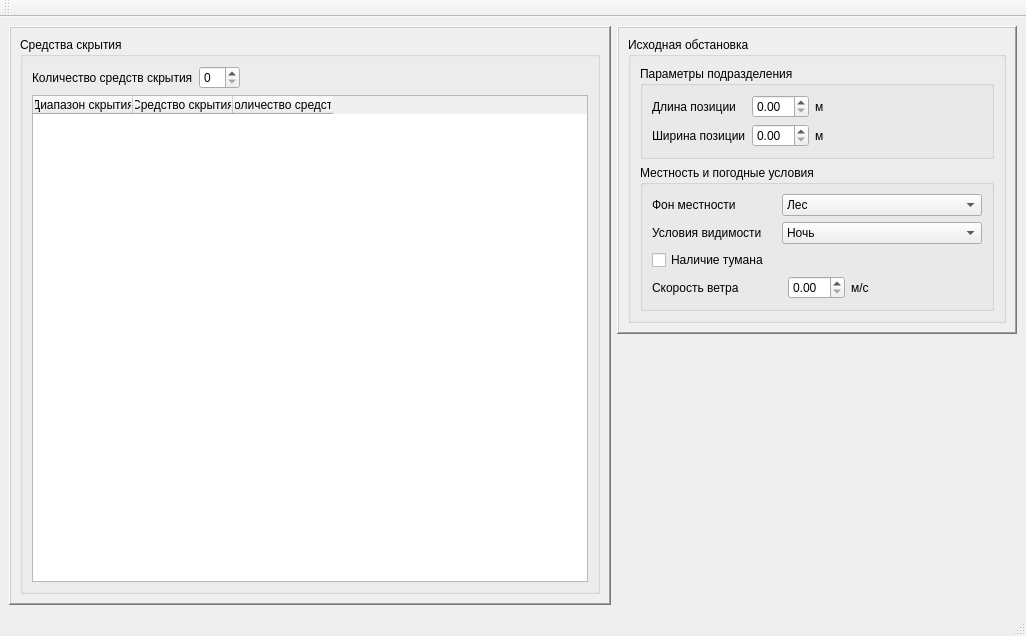
Devil666face/Camouflage, file mainwindow.ui: the form before one commit.
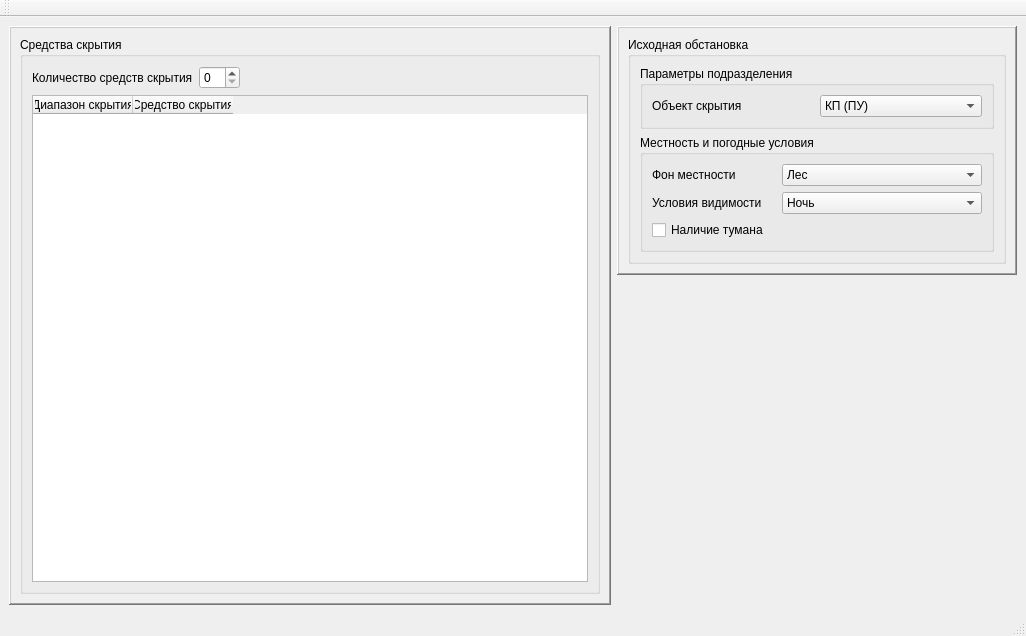
The form after the commit.

```diff
--- a/mainwindow.ui
+++ b/mainwindow.ui
@@ -14,7 +14,7 @@
    <string>Расчет средств скрытия для ЗРДН</string>
   </property>
   <widget class="QWidget" name="centralwidget">
-   <layout class="QHBoxLayout" name="horizontalLayout_5">
+   <layout class="QHBoxLayout" name="horizontalLayout_3">
     <item>
      <widget class="QFrame" name="frame_weapons">
       <property name="frameShape">
@@ -69,11 +69,6 @@
               <string>Средство скрытия</string>
              </property>
             </column>
-            <column>
-             <property name="text">
-              <string>Количество средств</string>
-             </property>
-            </column>
            </widget>
           </item>
          </layout>
@@ -117,69 +112,50 @@
                <string>Параметры подразделения</string>
               </property>
               <property name="flat">
-               <bool>true</bool>
+               <bool>false</bool>
               </property>
-              <layout class="QGridLayout" name="gridLayout">
-               <item row="0" column="0">
+              <layout class="QHBoxLayout" name="horizontalLayout">
+               <item>
                 <widget class="QLabel" name="label_5">
                  <property name="text">
-                  <string>Длина позиции</string>
+                  <string>Объект скрытия</string>
                  </property>
                 </widget>
                </item>
-               <item row="0" column="1">
-                <widget class="QDoubleSpinBox" name="doubleSpinBox"/>
-               </item>
-               <item row="0" column="2" colspan="2">
-                <widget class="QLabel" name="label_7">
-                 <property name="text">
-                  <string>м</string>
-                 </property>
+               <item>
+                <widget class="QComboBox" name="comboBox_obj">
+                 <item>
+                  <property name="text">
+                   <string>КП (ПУ)</string>
+                  </property>
+                 </item>
+                 <item>
+                  <property name="text">
+                   <string>ЗРАДН</string>
+                  </property>
+                 </item>
+                 <item>
+                  <property name="text">
+                   <string>ЗРДН</string>
+                  </property>
+                 </item>
+                 <item>
+                  <property name="text">
+                   <string>ЗРК-С300 (400)</string>
+                  </property>
+                 </item>
+                 <item>
+                  <property name="text">
+                   <string>ЗРПК</string>
+                  </property>
+                 </item>
+                 <item>
+                  <property name="text">
+                   <string>а/м с кунгом</string>
+                  </property>
+                 </item>
                 </widget>
                </item>
-               <item row="0" column="4">
-                <spacer name="horizontalSpacer_2">
-                 <property name="orientation">
-                  <enum>Qt::Horizontal</enum>
-                 </property>
-                 <property name="sizeHint" stdset="0">
-                  <size>
-                   <width>146</width>
-                   <height>20</height>
-                  </size>
-                 </property>
-                </spacer>
-               </item>
-               <item row="1" column="0">
-                <widget class="QLabel" name="label_6">
-                 <property name="text">
-                  <string>Ширина позиции</string>
-                 </property>
-                </widget>
-               </item>
-               <item row="1" column="1">
-                <widget class="QDoubleSpinBox" name="doubleSpinBox_2"/>
-               </item>
-               <item row="1" column="2">
-                <widget class="QLabel" name="label_8">
-                 <property name="text">
-                  <string>м</string>
-                 </property>
-                </widget>
-               </item>
-               <item row="1" column="3" colspan="2">
-                <spacer name="horizontalSpacer_3">
-                 <property name="orientation">
-                  <enum>Qt::Horizontal</enum>
-                 </property>
-                 <property name="sizeHint" stdset="0">
-                  <size>
-                   <width>152</width>
-                   <height>20</height>
-                  </size>
-                 </property>
-                </spacer>
-               </item>
               </layout>
              </widget>
             </item>
@@ -189,33 +165,61 @@
                <string>Местность и погодные условия</string>
               </property>
               <property name="flat">
-               <bool>true</bool>
+               <bool>false</bool>
               </property>
               <property name="checkable">
                <bool>false</bool>
               </property>
               <layout class="QGridLayout" name="gridLayout_2">
-               <item row="0" column="0">
-                <widget class="QLabel" name="label_4">
-                 <property name="text">
-                  <string>Фон местности</string>
-                 </property>
-                </widget>
-               </item>
-               <item row="0" column="1">
-                <spacer name="horizontalSpacer_6">
+               <item row="2" column="1" colspan="3">
+                <spacer name="horizontalSpacer_4">
                  <property name="orientation">
                   <enum>Qt::Horizontal</enum>
                  </property>
                  <property name="sizeHint" stdset="0">
                   <size>
-                   <width>87</width>
+                   <width>471</width>
                    <height>20</height>
                   </size>
                  </property>
                 </spacer>
                </item>
-               <item row="0" column="2" colspan="3">
+               <item row="1" column="2" colspan="2">
+                <widget class="QComboBox" name="comboBox_visual">
+                 <property name="maximumSize">
+                  <size>
+                   <width>200</width>
+                   <height>16777215</height>
+                  </size>
+                 </property>
+                 <item>
+                  <property name="text">
+                   <string>Ночь</string>
+                  </property>
+                 </item>
+                 <item>
+                  <property name="text">
+                   <string>Сумерки</string>
+                  </property>
+                 </item>
+                 <item>
+                  <property name="text">
+                   <string>Пасмурный день</string>
+                  </property>
+                 </item>
+                 <item>
+                  <property name="text">
+                   <string>Солнечный день</string>
+                  </property>
+                 </item>
+                 <item>
+                  <property name="text">
+                   <string>Солнечный день c идеальными усл.</string>
+                  </property>
+                 </item>
+                </widget>
+               </item>
+               <item row="0" column="2" colspan="2">
                 <widget class="QComboBox" name="comboBox_local">
                  <property name="maximumSize">
                   <size>
@@ -262,6 +266,26 @@
                  </property>
                 </widget>
                </item>
+               <item row="0" column="0">
+                <widget class="QLabel" name="label_4">
+                 <property name="text">
+                  <string>Фон местности</string>
+                 </property>
+                </widget>
+               </item>
+               <item row="0" column="1">
+                <spacer name="horizontalSpacer_6">
+                 <property name="orientation">
+                  <enum>Qt::Horizontal</enum>
+                 </property>
+                 <property name="sizeHint" stdset="0">
+                  <size>
+                   <width>87</width>
+                   <height>20</height>
+                  </size>
+                 </property>
+                </spacer>
+               </item>
                <item row="1" column="1">
                 <spacer name="horizontalSpacer_5">
                  <property name="orientation">
@@ -275,41 +299,6 @@
                  </property>
                 </spacer>
                </item>
-               <item row="1" column="2" colspan="3">
-                <widget class="QComboBox" name="comboBox_visual">
-                 <property name="maximumSize">
-                  <size>
-                   <width>200</width>
-                   <height>16777215</height>
-                  </size>
-                 </property>
-                 <item>
-                  <property name="text">
-                   <string>Ночь</string>
-                  </property>
-                 </item>
-                 <item>
-                  <property name="text">
-                   <string>Сумерки</string>
-                  </property>
-                 </item>
-                 <item>
-                  <property name="text">
-                   <string>Пасмурный день</string>
-                  </property>
-                 </item>
-                 <item>
-                  <property name="text">
-                   <string>Солнечный день</string>
-                  </property>
-                 </item>
-                 <item>
-                  <property name="text">
-                   <string>Солнечный день c идеальными усл.</string>
-                  </property>
-                 </item>
-                </widget>
-               </item>
                <item row="2" column="0">
                 <widget class="QCheckBox" name="checkBox_fog">
                  <property name="text">
@@ -317,72 +306,15 @@
                  </property>
                 </widget>
                </item>
-               <item row="2" column="1" colspan="4">
-                <spacer name="horizontalSpacer_4">
-                 <property name="orientation">
-                  <enum>Qt::Horizontal</enum>
-                 </property>
-                 <property name="sizeHint" stdset="0">
-                  <size>
-                   <width>471</width>
-                   <height>20</height>
-                  </size>
-                 </property>
-                </spacer>
-               </item>
-               <item row="3" column="0">
-                <widget class="QLabel" name="label_2">
-                 <property name="text">
-                  <string>Скорость ветра</string>
-                 </property>
-                </widget>
-               </item>
-               <item row="3" column="1" colspan="2">
-                <spacer name="horizontalSpacer_7">
-                 <property name="orientation">
-                  <enum>Qt::Horizontal</enum>
-                 </property>
-                 <property name="sizeHint" stdset="0">
-                  <size>
-                   <width>81</width>
-                   <height>20</height>
-                  </size>
-                 </property>
-                </spacer>
-               </item>
-               <item row="3" column="3">
-                <widget class="QDoubleSpinBox" name="doubleSpinBox_wind"/>
-               </item>
-               <item row="3" column="4">
-                <layout class="QHBoxLayout" name="horizontalLayout">
-                 <item>
-                  <widget class="QLabel" name="label_3">
-                   <property name="text">
-                    <string>м/с</string>
-                   </property>
-                  </widget>
-                 </item>
-                 <item>
-                  <spacer name="horizontalSpacer_8">
-                   <property name="orientation">
-                    <enum>Qt::Horizontal</enum>
-                   </property>
-                   <property name="sizeHint" stdset="0">
-                    <size>
-                     <width>40</width>
-                     <height>20</height>
-                    </size>
-                   </property>
-                  </spacer>
-                 </item>
-                </layout>
-               </item>
               </layout>
              </widget>
             </item>
            </layout>
           </widget>
          </item>
+         <item>
+          <layout class="QGridLayout" name="gridLayout_calc"/>
+         </item>
         </layout>
        </widget>
       </item>
```
